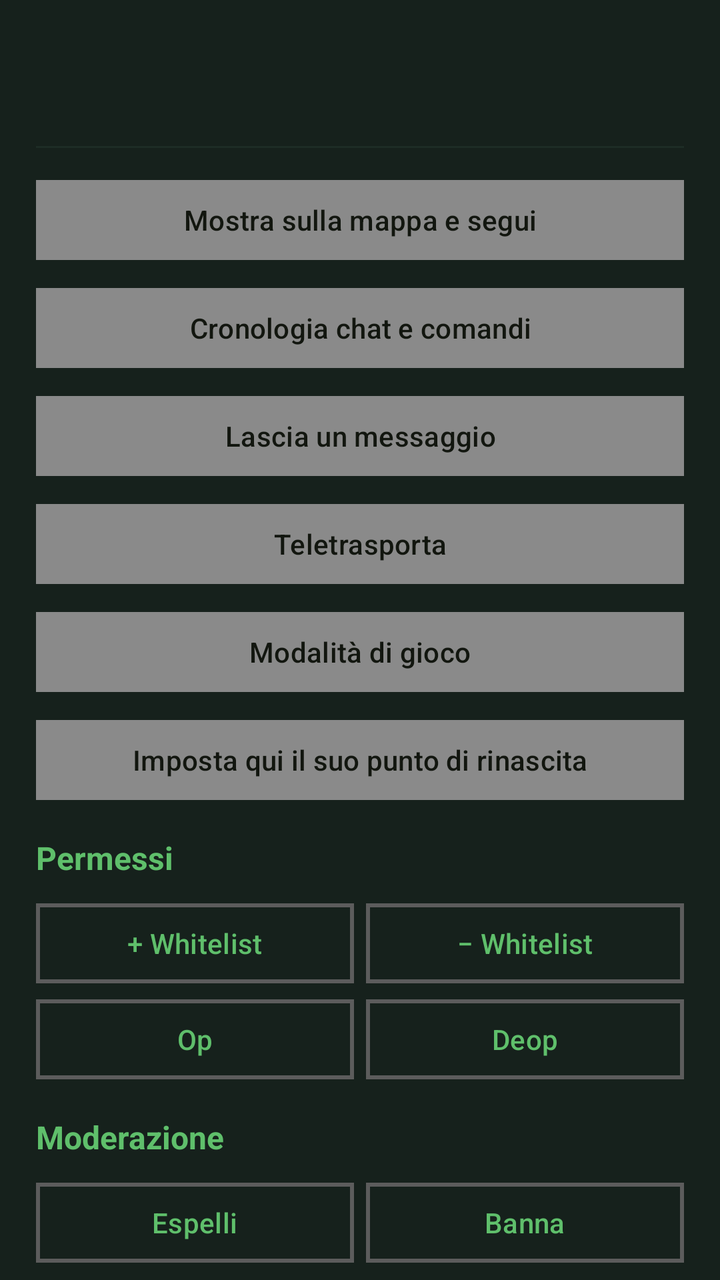
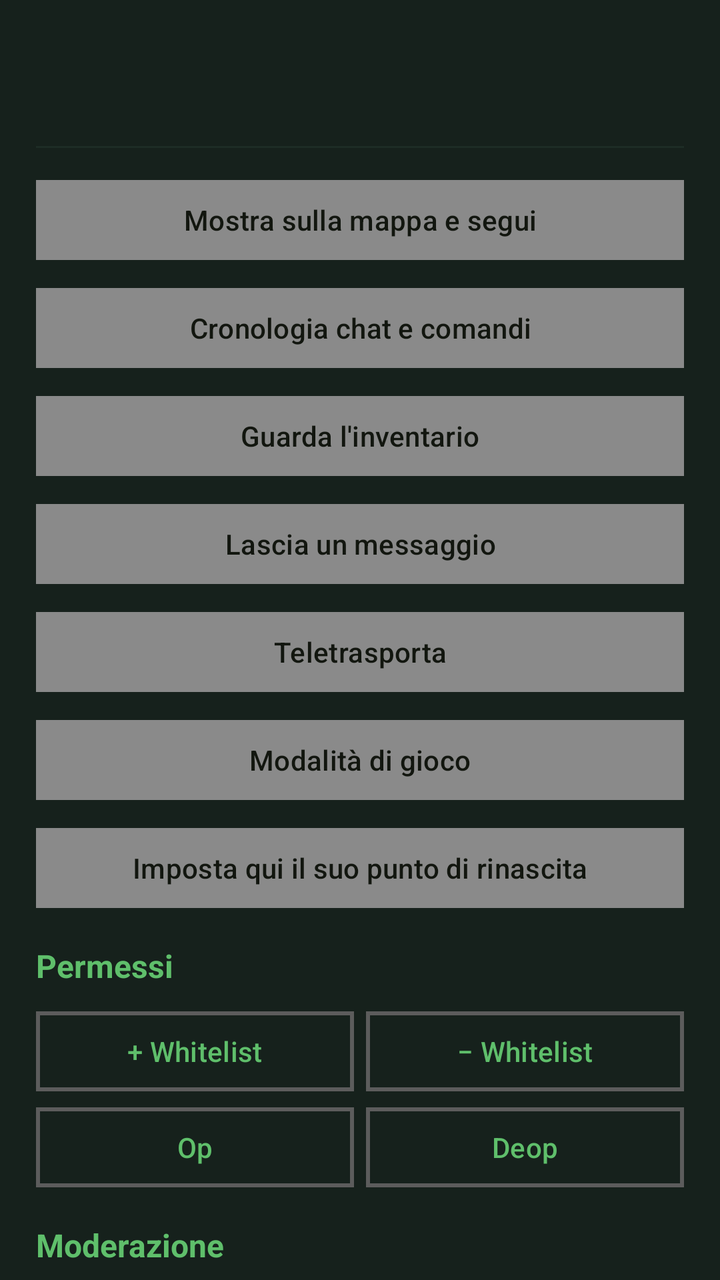

Compare the two renders of this Android layout. The source of the first and the diff that turns it into the second are given below.
<!-- AndroidManifest.xml: application theme Theme.McMonitor -->
<!-- res/layout/dialog_player.xml -->
<?xml version="1.0" encoding="utf-8"?>
<androidx.core.widget.NestedScrollView xmlns:android="http://schemas.android.com/apk/res/android"
    android:layout_width="match_parent"
    android:layout_height="wrap_content"
    android:background="@color/surface">

    <LinearLayout
        android:layout_width="match_parent"
        android:layout_height="wrap_content"
        android:orientation="vertical"
        android:padding="18dp">

        <TextView
            android:id="@+id/name"
            android:layout_width="match_parent"
            android:layout_height="wrap_content"
            android:fontFamily="@font/press_start_2p"
            android:textColor="@color/grass"
            android:textSize="14sp" />

        <TextView
            android:id="@+id/subtitle"
            android:layout_width="match_parent"
            android:layout_height="wrap_content"
            android:layout_marginTop="6dp"
            android:textColor="@color/text_dim"
            android:textSize="13sp" />

        <View
            android:layout_width="match_parent"
            android:layout_height="1dp"
            android:layout_marginTop="12dp"
            android:layout_marginBottom="6dp"
            android:background="@color/surface_high" />

        <com.google.android.material.button.MaterialButton
            android:id="@+id/btnMap"
            style="@style/McButton"
            android:layout_width="match_parent"
            android:layout_height="wrap_content"
            android:layout_marginTop="6dp"
            android:text="Mostra sulla mappa e segui" />

        <com.google.android.material.button.MaterialButton
            android:id="@+id/btnChat"
            style="@style/McButton"
            android:layout_width="match_parent"
            android:layout_height="wrap_content"
            android:layout_marginTop="6dp"
            android:text="Cronologia chat e comandi" />

        <com.google.android.material.button.MaterialButton
            android:id="@+id/btnPosta"
            style="@style/McButton"
            android:layout_width="match_parent"
            android:layout_height="wrap_content"
            android:layout_marginTop="6dp"
            android:text="Lascia un messaggio" />

        <com.google.android.material.button.MaterialButton
            android:id="@+id/btnTeleport"
            style="@style/McButton"
            android:layout_width="match_parent"
            android:layout_height="wrap_content"
            android:layout_marginTop="6dp"
            android:text="Teletrasporta" />

        <com.google.android.material.button.MaterialButton
            android:id="@+id/btnGamemode"
            style="@style/McButton"
            android:layout_width="match_parent"
            android:layout_height="wrap_content"
            android:layout_marginTop="6dp"
            android:text="Modalità di gioco" />

        <com.google.android.material.button.MaterialButton
            android:id="@+id/btnSpawnpoint"
            style="@style/McButton"
            android:layout_width="match_parent"
            android:layout_height="wrap_content"
            android:layout_marginTop="6dp"
            android:text="Imposta qui il suo punto di rinascita" />

        <TextView
            style="@style/CardTitle"
            android:layout_width="wrap_content"
            android:layout_height="wrap_content"
            android:layout_marginTop="14dp"
            android:text="Permessi" />

        <LinearLayout
            android:layout_width="match_parent"
            android:layout_height="wrap_content"
            android:orientation="horizontal">

            <com.google.android.material.button.MaterialButton
                android:id="@+id/btnWhitelistAdd"
                style="@style/McButton.Outlined"
                android:layout_width="0dp"
                android:layout_height="wrap_content"
                android:layout_marginEnd="6dp"
                android:layout_weight="1"
                android:text="+ Whitelist" />

            <com.google.android.material.button.MaterialButton
                android:id="@+id/btnWhitelistRemove"
                style="@style/McButton.Outlined"
                android:layout_width="0dp"
                android:layout_height="wrap_content"
                android:layout_weight="1"
                android:text="− Whitelist" />
        </LinearLayout>

        <LinearLayout
            android:layout_width="match_parent"
            android:layout_height="wrap_content"
            android:orientation="horizontal">

            <com.google.android.material.button.MaterialButton
                android:id="@+id/btnOp"
                style="@style/McButton.Outlined"
                android:layout_width="0dp"
                android:layout_height="wrap_content"
                android:layout_marginEnd="6dp"
                android:layout_weight="1"
                android:text="Op" />

            <com.google.android.material.button.MaterialButton
                android:id="@+id/btnDeop"
                style="@style/McButton.Outlined"
                android:layout_width="0dp"
                android:layout_height="wrap_content"
                android:layout_weight="1"
                android:text="Deop" />
        </LinearLayout>

        <TextView
            style="@style/CardTitle"
            android:layout_width="wrap_content"
            android:layout_height="wrap_content"
            android:layout_marginTop="14dp"
            android:text="Moderazione" />

        <LinearLayout
            android:layout_width="match_parent"
            android:layout_height="wrap_content"
            android:orientation="horizontal">

            <com.google.android.material.button.MaterialButton
                android:id="@+id/btnKick"
                style="@style/McButton.Outlined"
                android:layout_width="0dp"
                android:layout_height="wrap_content"
                android:layout_marginEnd="6dp"
                android:layout_weight="1"
                android:text="Espelli" />

            <com.google.android.material.button.MaterialButton
                android:id="@+id/btnBan"
                style="@style/McButton.Outlined"
                android:layout_width="0dp"
                android:layout_height="wrap_content"
                android:layout_weight="1"
                android:text="Banna" />
        </LinearLayout>

        <com.google.android.material.button.MaterialButton
            android:id="@+id/btnPardon"
            style="@style/McButton.Text"
            android:layout_width="match_parent"
            android:layout_height="wrap_content"
            android:text="Rimuovi il ban" />
    </LinearLayout>
</androidx.core.widget.NestedScrollView>
<!-- resources referenced by this layout -->
<resources>
  <color name="grass">#5FBF6B</color>
  <color name="surface">#16211C</color>
  <color name="surface_high">#1D2C25</color>
  <color name="text_dim">#9DB3A7</color>
  <style name="CardTitle">
          <item name="android:textSize">16sp</item>
          <item name="android:textStyle">bold</item>
          <item name="android:textColor">@color/grass</item>
          <item name="android:layout_marginBottom">8dp</item>
      </style>
  <style name="McButton" parent="Widget.Material3.Button">
          <item name="cornerRadius">0dp</item>
          <item name="backgroundTint">@color/stone</item>
          <item name="android:textColor">@color/stone_text</item>
          <item name="android:textAllCaps">false</item>
          <item name="rippleColor">#33FFFFFF</item>
      </style>
  <style name="McButton.Outlined" parent="Widget.Material3.Button.OutlinedButton">
          <item name="cornerRadius">0dp</item>
          <item name="strokeColor">@color/stone_edge</item>
          <item name="strokeWidth">2dp</item>
          <item name="android:textColor">@color/grass</item>
          <item name="android:textAllCaps">false</item>
      </style>
  <style name="McButton.Text" parent="Widget.Material3.Button.TextButton">
          <item name="cornerRadius">0dp</item>
          <item name="android:textColor">@color/grass</item>
          <item name="android:textAllCaps">false</item>
      </style>
  <color name="stone">#8A8A8A</color>
  <color name="stone_text">#12160F</color>
  <color name="stone_edge">#5C5C5C</color>
  <color name="grass_dark">#2E7D32</color>
  <color name="text">#E6F0EA</color>
  <color name="dirt">#8D6E63</color>
  <color name="danger">#EF5350</color>
  <color name="bg">#0E1512</color>
  <!-- drawable bg_window_stone (drawable) -->
  <?xml version="1.0" encoding="utf-8"?>
  <layer-list xmlns:android="http://schemas.android.com/apk/res/android">
      <item>
          <bitmap
              android:src="@drawable/tile_stone"
              android:tileModeX="repeat"
              android:tileModeY="repeat" />
      </item>
      <item>
          <color android:color="#D9080C0A" />
      </item>
  </layer-list>
  <style name="McCard" parent="Widget.Material3.CardView.Filled">
          <item name="cardCornerRadius">0dp</item>
          <item name="cardBackgroundColor">@color/surface</item>
          <item name="strokeColor">@color/stone_edge</item>
          <item name="strokeWidth">2dp</item>
          <item name="cardElevation">0dp</item>
      </style>
  <style name="McShape" parent="ShapeAppearance.Material3.SmallComponent">
          <item name="cornerFamily">rounded</item>
          <item name="cornerSize">0dp</item>
      </style>
</resources>

<!-- the commit's change to res/layout/dialog_player.xml (unified diff, before → after) -->
@@ -48,6 +48,14 @@
             android:layout_height="wrap_content"
             android:layout_marginTop="6dp"
             android:text="Cronologia chat e comandi" />
+
+        <com.google.android.material.button.MaterialButton
+            android:id="@+id/btnInventario"
+            style="@style/McButton"
+            android:layout_width="match_parent"
+            android:layout_height="wrap_content"
+            android:layout_marginTop="6dp"
+            android:text="Guarda l'inventario" />
 
         <com.google.android.material.button.MaterialButton
             android:id="@+id/btnPosta"
